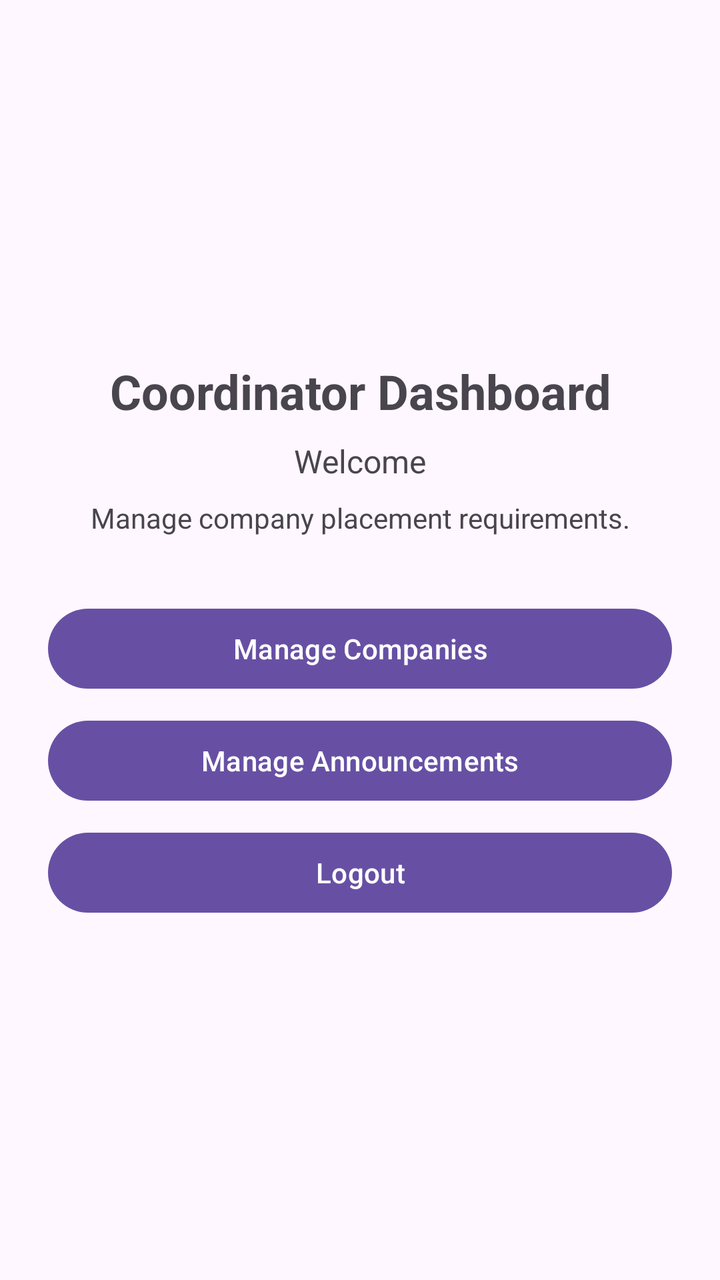
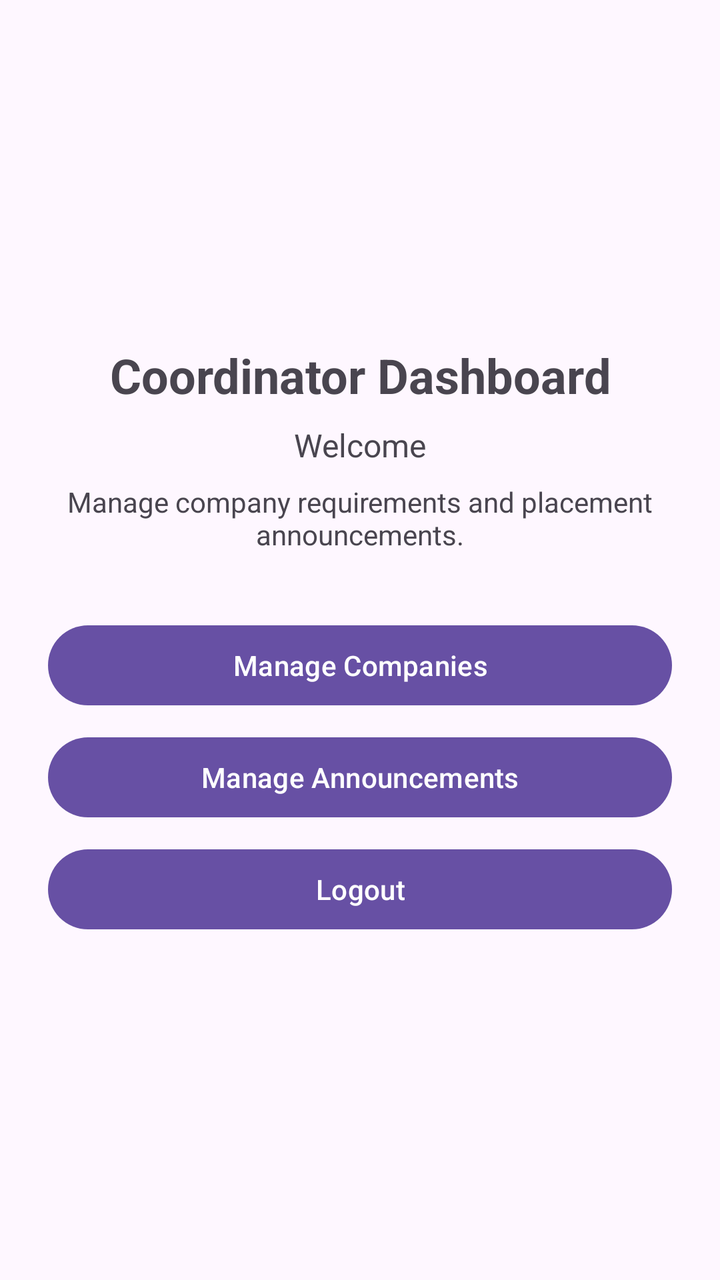

Before-and-after screenshots of an Android layout around one commit, followed by the original layout XML and the change that was made.
<!-- AndroidManifest.xml: application theme Theme.StudentSkillsPlacementTracker -->
<!-- res/layout/activity_coordinator_home.xml -->
<?xml version="1.0" encoding="utf-8"?>
<LinearLayout xmlns:android="http://schemas.android.com/apk/res/android"
    android:layout_width="match_parent"
    android:layout_height="match_parent"
    android:orientation="vertical"
    android:gravity="center"
    android:padding="24dp">

    <TextView
        android:id="@+id/coordinatorHomeTitleTextView"
        android:layout_width="wrap_content"
        android:layout_height="wrap_content"
        android:text="@string/coordinator_home_title"
        android:textSize="24sp"
        android:textStyle="bold"
        android:gravity="center"
        android:layout_marginBottom="8dp" />

    <TextView
        android:id="@+id/coordinatorWelcomeTextView"
        android:layout_width="match_parent"
        android:layout_height="wrap_content"
        android:text="@string/coordinator_home_welcome_unknown"
        android:textSize="16sp"
        android:gravity="center"
        android:layout_marginBottom="8dp" />

    <TextView
        android:layout_width="match_parent"
        android:layout_height="wrap_content"
        android:text="@string/coordinator_home_subtitle"
        android:textSize="14sp"
        android:gravity="center"
        android:layout_marginBottom="32dp" />

    <Button
        android:id="@+id/manageCompaniesButton"
        android:layout_width="match_parent"
        android:layout_height="wrap_content"
        android:layout_marginBottom="8dp"
        android:text="@string/btn_manage_companies" />

    <Button
        android:id="@+id/manageAnnouncementsButton"
        android:layout_width="match_parent"
        android:layout_height="wrap_content"
        android:layout_marginBottom="8dp"
        android:text="@string/btn_manage_announcements" />

    <Button
        android:id="@+id/logoutButton"
        android:layout_width="match_parent"
        android:layout_height="wrap_content"
        android:text="@string/btn_logout" />

</LinearLayout>
<!-- resources referenced by this layout -->
<resources>
  <string name="btn_logout">Logout</string>
  <string name="btn_manage_announcements">Manage Announcements</string>
  <string name="btn_manage_companies">Manage Companies</string>
  <string name="coordinator_home_subtitle">Manage company placement requirements.</string>
  <string name="coordinator_home_title">Coordinator Dashboard</string>
  <string name="coordinator_home_welcome_unknown">Welcome</string>
  <style name="Theme.StudentSkillsPlacementTracker" parent="Base.Theme.StudentSkillsPlacementTracker" />
  <style name="Base.Theme.StudentSkillsPlacementTracker" parent="Theme.Material3.DayNight.NoActionBar">
          
          
      </style>
</resources>

<!-- the commit's change to res/layout/activity_coordinator_home.xml (unified diff, before → after) -->
@@ -1,56 +1,63 @@
-<?xml version="1.0" encoding="utf-8"?>
-<LinearLayout xmlns:android="http://schemas.android.com/apk/res/android"
+﻿<?xml version="1.0" encoding="utf-8"?>
+<ScrollView xmlns:android="http://schemas.android.com/apk/res/android"
     android:layout_width="match_parent"
     android:layout_height="match_parent"
-    android:orientation="vertical"
-    android:gravity="center"
-    android:padding="24dp">
+    android:fillViewport="true">
 
-    <TextView
-        android:id="@+id/coordinatorHomeTitleTextView"
-        android:layout_width="wrap_content"
-        android:layout_height="wrap_content"
-        android:text="@string/coordinator_home_title"
-        android:textSize="24sp"
-        android:textStyle="bold"
-        android:gravity="center"
-        android:layout_marginBottom="8dp" />
-
-    <TextView
-        android:id="@+id/coordinatorWelcomeTextView"
+    <LinearLayout
         android:layout_width="match_parent"
         android:layout_height="wrap_content"
-        android:text="@string/coordinator_home_welcome_unknown"
-        android:textSize="16sp"
+        android:orientation="vertical"
         android:gravity="center"
-        android:layout_marginBottom="8dp" />
+        android:padding="24dp">
 
-    <TextView
-        android:layout_width="match_parent"
-        android:layout_height="wrap_content"
-        android:text="@string/coordinator_home_subtitle"
-        android:textSize="14sp"
-        android:gravity="center"
-        android:layout_marginBottom="32dp" />
+        <TextView
+            android:id="@+id/coordinatorHomeTitleTextView"
+            android:layout_width="wrap_content"
+            android:layout_height="wrap_content"
+            android:text="@string/coordinator_home_title"
+            android:textSize="24sp"
+            android:textStyle="bold"
+            android:gravity="center"
+            android:layout_marginBottom="8dp" />
 
-    <Button
-        android:id="@+id/manageCompaniesButton"
-        android:layout_width="match_parent"
-        android:layout_height="wrap_content"
-        android:layout_marginBottom="8dp"
-        android:text="@string/btn_manage_companies" />
+        <TextView
+            android:id="@+id/coordinatorWelcomeTextView"
+            android:layout_width="match_parent"
+            android:layout_height="wrap_content"
+            android:text="@string/coordinator_home_welcome_unknown"
+            android:textSize="16sp"
+            android:gravity="center"
+            android:layout_marginBottom="8dp" />
 
-    <Button
-        android:id="@+id/manageAnnouncementsButton"
-        android:layout_width="match_parent"
-        android:layout_height="wrap_content"
-        android:layout_marginBottom="8dp"
-        android:text="@string/btn_manage_announcements" />
+        <TextView
+            android:layout_width="match_parent"
+            android:layout_height="wrap_content"
+            android:text="@string/coordinator_home_subtitle"
+            android:textSize="14sp"
+            android:gravity="center"
+            android:layout_marginBottom="32dp" />
 
-    <Button
-        android:id="@+id/logoutButton"
-        android:layout_width="match_parent"
-        android:layout_height="wrap_content"
-        android:text="@string/btn_logout" />
+        <Button
+            android:id="@+id/manageCompaniesButton"
+            android:layout_width="match_parent"
+            android:layout_height="wrap_content"
+            android:layout_marginBottom="8dp"
+            android:text="@string/btn_manage_companies" />
 
-</LinearLayout>
+        <Button
+            android:id="@+id/manageAnnouncementsButton"
+            android:layout_width="match_parent"
+            android:layout_height="wrap_content"
+            android:layout_marginBottom="8dp"
+            android:text="@string/btn_manage_announcements" />
+
+        <Button
+            android:id="@+id/logoutButton"
+            android:layout_width="match_parent"
+            android:layout_height="wrap_content"
+            android:text="@string/btn_logout" />
+
+    </LinearLayout>
+
+</ScrollView>
<!-- resource entries referenced after the edit -->
@@ -3,7 +3,7 @@
   <string name="btn_logout">Logout</string>
   <string name="btn_manage_announcements">Manage Announcements</string>
   <string name="btn_manage_companies">Manage Companies</string>
-  <string name="coordinator_home_subtitle">Manage company placement requirements.</string>
+  <string name="coordinator_home_subtitle">Manage company requirements and placement announcements.</string>
   <string name="coordinator_home_title">Coordinator Dashboard</string>
   <string name="coordinator_home_welcome_unknown">Welcome</string>
   <style name="Theme.StudentSkillsPlacementTracker" parent="Base.Theme.StudentSkillsPlacementTracker" />
